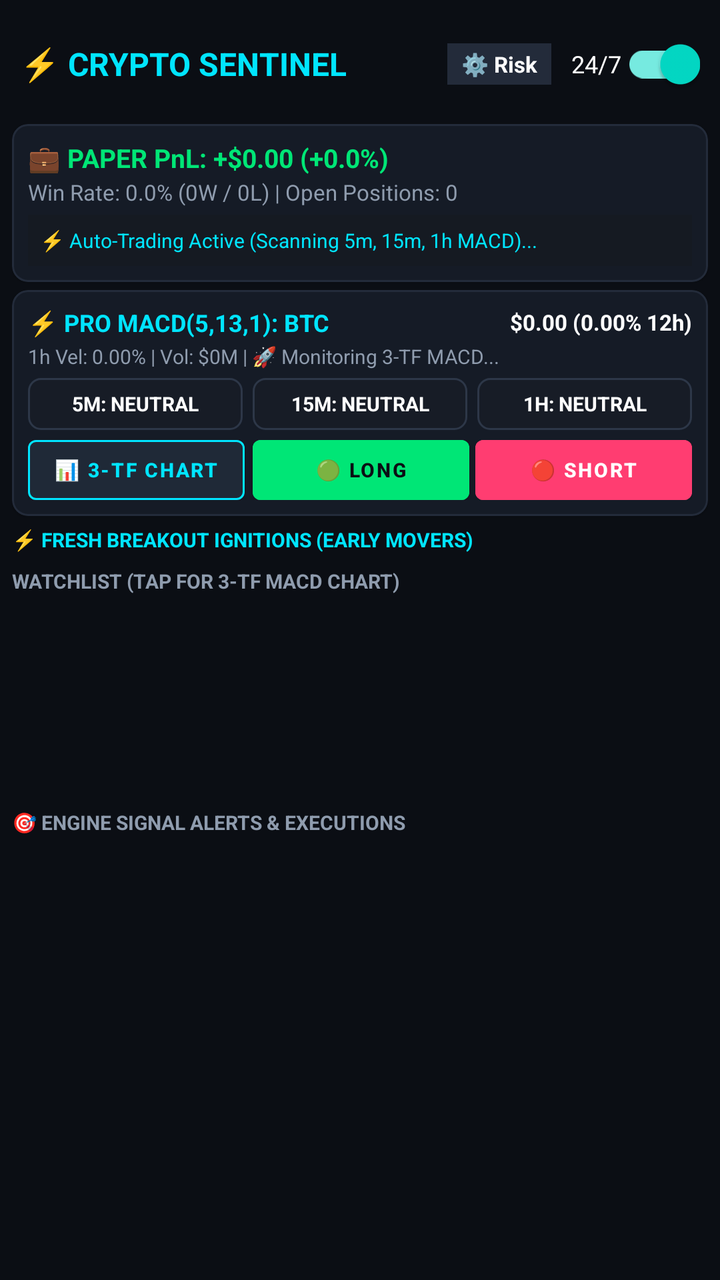
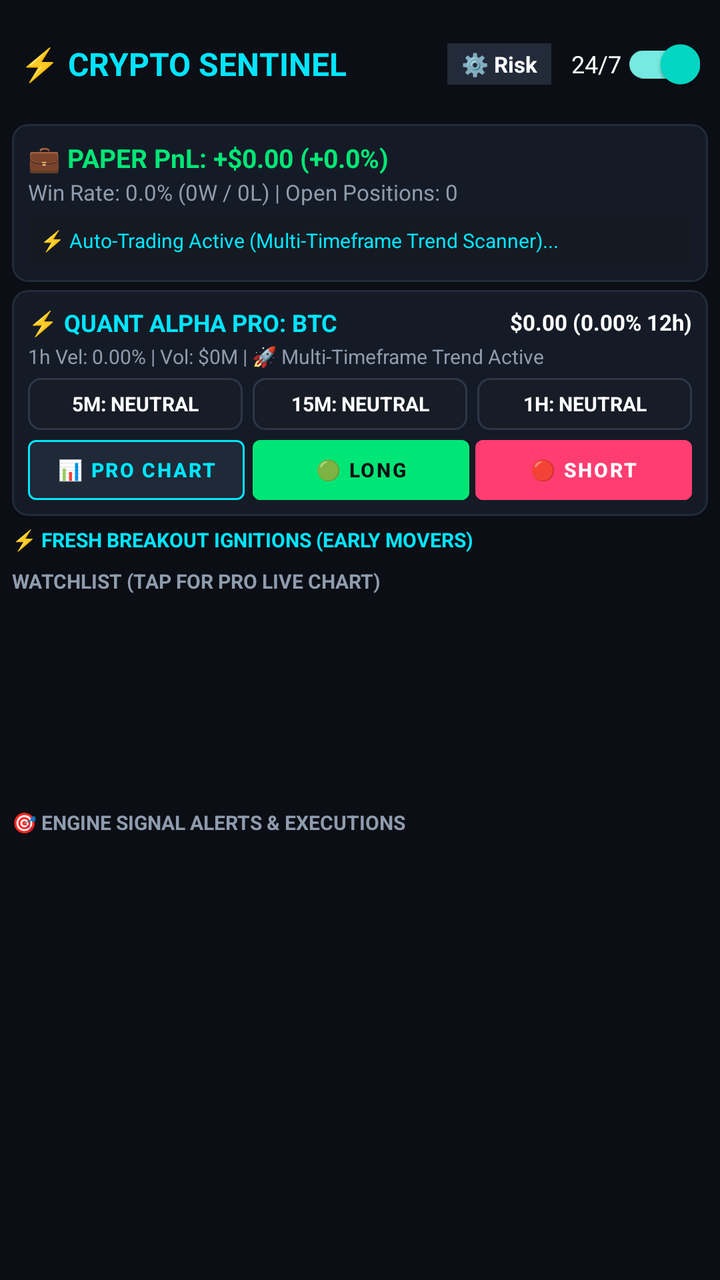

The first picture is an Android layout as it rendered before a commit; the second is the same layout after the commit. The layout source and the unified diff follow.
<!-- AndroidManifest.xml: application theme Theme.CryptoSentinel -->
<!-- res/layout/activity_main.xml -->
<?xml version="1.0" encoding="utf-8"?>
<LinearLayout xmlns:android="http://schemas.android.com/apk/res/android"
    xmlns:app="http://schemas.android.com/apk/res-auto"
    android:layout_width="match_parent"
    android:layout_height="match_parent"
    android:background="@color/bg_dark"
    android:orientation="vertical"
    android:padding="6dp">

    
    <LinearLayout
        android:layout_width="match_parent"
        android:layout_height="wrap_content"
        android:gravity="center_vertical"
        android:orientation="horizontal"
        android:paddingHorizontal="4dp"
        android:paddingVertical="2dp">

        <TextView
            android:layout_width="0dp"
            android:layout_height="wrap_content"
            android:layout_weight="1"
            android:text="⚡ CRYPTO SENTINEL"
            android:textColor="@color/primary_cyan"
            android:textSize="16sp"
            android:textStyle="bold" />

        <TextView
            android:id="@+id/btnOpenSettings"
            android:layout_width="wrap_content"
            android:layout_height="wrap_content"
            android:layout_marginEnd="10dp"
            android:background="@color/card_border"
            android:clickable="true"
            android:focusable="true"
            android:paddingHorizontal="7dp"
            android:paddingVertical="3dp"
            android:text="⚙️ Risk"
            android:textColor="@color/text_white"
            android:textSize="11sp"
            android:textStyle="bold" />

        <com.google.android.material.switchmaterial.SwitchMaterial
            android:id="@+id/switchService"
            android:layout_width="wrap_content"
            android:layout_height="wrap_content"
            android:checked="true"
            android:text="24/7"
            android:textColor="@color/text_white"
            android:textSize="12sp" />
    </LinearLayout>

    
    <androidx.core.widget.NestedScrollView
        android:layout_width="match_parent"
        android:layout_height="0dp"
        android:layout_weight="1"
        android:fillViewport="true"
        android:scrollbars="vertical">

        <LinearLayout
            android:layout_width="match_parent"
            android:layout_height="wrap_content"
            android:orientation="vertical">

            
            <com.google.android.material.card.MaterialCardView
                android:layout_width="match_parent"
                android:layout_height="wrap_content"
                android:layout_marginTop="4dp"
                app:cardBackgroundColor="@color/card_bg"
                app:cardCornerRadius="8dp"
                app:strokeColor="@color/card_border"
                app:strokeWidth="1dp">

                <LinearLayout
                    android:layout_width="match_parent"
                    android:layout_height="wrap_content"
                    android:orientation="vertical"
                    android:padding="8dp">

                    <TextView
                        android:id="@+id/tvPaperPnl"
                        android:layout_width="wrap_content"
                        android:layout_height="wrap_content"
                        android:text="💼 PAPER PnL: +$0.00 (+0.0%)"
                        android:textColor="@color/neon_green"
                        android:textSize="13sp"
                        android:textStyle="bold" />

                    <TextView
                        android:id="@+id/tvPaperWinRate"
                        android:layout_width="wrap_content"
                        android:layout_height="wrap_content"
                        android:layout_marginTop="1dp"
                        android:text="Win Rate: 0.0% (0W / 0L) | Open Positions: 0"
                        android:textColor="@color/text_dim"
                        android:textSize="11sp" />

                    
                    <TextView
                        android:id="@+id/tvPositionsEmpty"
                        android:layout_width="match_parent"
                        android:layout_height="wrap_content"
                        android:layout_marginTop="4dp"
                        android:background="#151A22"
                        android:padding="6dp"
                        android:text="⚡ Auto-Trading Active (Scanning 5m, 15m, 1h MACD)..."
                        android:textColor="@color/primary_cyan"
                        android:textSize="10sp" />

                    
                    <androidx.recyclerview.widget.RecyclerView
                        android:id="@+id/rvActivePositions"
                        android:layout_width="match_parent"
                        android:layout_height="wrap_content"
                        android:layout_marginTop="2dp"
                        android:nestedScrollingEnabled="false"
                        android:visibility="gone" />
                </LinearLayout>
            </com.google.android.material.card.MaterialCardView>

            
            <com.google.android.material.card.MaterialCardView
                android:id="@+id/cardProEngine"
                android:layout_width="match_parent"
                android:layout_height="wrap_content"
                android:layout_marginTop="4dp"
                app:cardBackgroundColor="@color/card_bg"
                app:cardCornerRadius="8dp"
                app:strokeColor="@color/card_border"
                app:strokeWidth="1dp">

                <LinearLayout
                    android:layout_width="match_parent"
                    android:layout_height="wrap_content"
                    android:orientation="vertical"
                    android:padding="8dp">

                    <LinearLayout
                        android:layout_width="match_parent"
                        android:layout_height="wrap_content"
                        android:gravity="center_vertical"
                        android:orientation="horizontal">

                        <TextView
                            android:id="@+id/tvProSymbol"
                            android:layout_width="0dp"
                            android:layout_height="wrap_content"
                            android:layout_weight="1"
                            android:text="⚡ PRO MACD(5,13,1): BTC"
                            android:textColor="@color/primary_cyan"
                            android:textSize="12sp"
                            android:textStyle="bold" />

                        <TextView
                            android:id="@+id/tvProPrice"
                            android:layout_width="wrap_content"
                            android:layout_height="wrap_content"
                            android:text="$0.00 (0.00% 12h)"
                            android:textColor="@color/text_white"
                            android:textSize="11sp"
                            android:textStyle="bold" />
                    </LinearLayout>

                    <TextView
                        android:id="@+id/tvProVelocity"
                        android:layout_width="match_parent"
                        android:layout_height="wrap_content"
                        android:layout_marginTop="2dp"
                        android:text="1h Vel: 0.00% | Vol: $0M | 🚀 Monitoring 3-TF MACD..."
                        android:textColor="@color/text_dim"
                        android:textSize="10sp" />

                    
                    <LinearLayout
                        android:layout_width="match_parent"
                        android:layout_height="wrap_content"
                        android:layout_marginTop="4dp"
                        android:orientation="horizontal">

                        <TextView
                            android:id="@+id/tvProBadge5m"
                            android:layout_width="0dp"
                            android:layout_height="26dp"
                            android:layout_marginEnd="3dp"
                            android:layout_weight="1"
                            android:background="@drawable/bg_pro_badge_neutral"
                            android:gravity="center"
                            android:text="5M: NEUTRAL"
                            android:textColor="@color/text_white"
                            android:textSize="10sp"
                            android:textStyle="bold" />

                        <TextView
                            android:id="@+id/tvProBadge15m"
                            android:layout_width="0dp"
                            android:layout_height="26dp"
                            android:layout_marginHorizontal="2dp"
                            android:layout_weight="1"
                            android:background="@drawable/bg_pro_badge_neutral"
                            android:gravity="center"
                            android:text="15M: NEUTRAL"
                            android:textColor="@color/text_white"
                            android:textSize="10sp"
                            android:textStyle="bold" />

                        <TextView
                            android:id="@+id/tvProBadge1h"
                            android:layout_width="0dp"
                            android:layout_height="26dp"
                            android:layout_marginStart="3dp"
                            android:layout_weight="1"
                            android:background="@drawable/bg_pro_badge_neutral"
                            android:gravity="center"
                            android:text="1H: NEUTRAL"
                            android:textColor="@color/text_white"
                            android:textSize="10sp"
                            android:textStyle="bold" />
                    </LinearLayout>

                    
                    <LinearLayout
                        android:layout_width="match_parent"
                        android:layout_height="wrap_content"
                        android:layout_marginTop="5dp"
                        android:orientation="horizontal">

                        <com.google.android.material.button.MaterialButton
                            android:id="@+id/btnProChart"
                            android:layout_width="0dp"
                            android:layout_height="30dp"
                            android:layout_marginEnd="4dp"
                            android:layout_weight="1"
                            android:backgroundTint="#1F2937"
                            android:insetTop="0dp"
                            android:insetBottom="0dp"
                            android:padding="0dp"
                            android:text="📊 3-TF CHART"
                            android:textColor="@color/primary_cyan"
                            android:textSize="10sp"
                            android:textStyle="bold"
                            app:strokeColor="@color/primary_cyan"
                            app:strokeWidth="1dp" />

                        <com.google.android.material.button.MaterialButton
                            android:id="@+id/btnProLong"
                            android:layout_width="0dp"
                            android:layout_height="30dp"
                            android:layout_marginEnd="3dp"
                            android:layout_weight="1"
                            android:backgroundTint="@color/neon_green"
                            android:insetTop="0dp"
                            android:insetBottom="0dp"
                            android:padding="0dp"
                            android:text="🟢 LONG"
                            android:textColor="@color/bg_dark"
                            android:textSize="10sp"
                            android:textStyle="bold" />

                        <com.google.android.material.button.MaterialButton
                            android:id="@+id/btnProShort"
                            android:layout_width="0dp"
                            android:layout_height="30dp"
                            android:layout_weight="1"
                            android:backgroundTint="@color/neon_red"
                            android:insetTop="0dp"
                            android:insetBottom="0dp"
                            android:padding="0dp"
                            android:text="🔴 SHORT"
                            android:textColor="@color/text_white"
                            android:textSize="10sp"
                            android:textStyle="bold" />
                    </LinearLayout>

                </LinearLayout>
            </com.google.android.material.card.MaterialCardView>

            
            <TextView
                android:id="@+id/tvStoriesHeader"
                android:layout_width="wrap_content"
                android:layout_height="wrap_content"
                android:layout_marginTop="5dp"
                android:layout_marginBottom="2dp"
                android:text="📖 TRADE STORY (RECENT EXITS - TAP FOR CHART)"
                android:textColor="@color/text_dim"
                android:textSize="10sp"
                android:textStyle="bold"
                android:visibility="gone" />

            
            <androidx.recyclerview.widget.RecyclerView
                android:id="@+id/rvStories"
                android:layout_width="match_parent"
                android:layout_height="wrap_content"
                android:clipToPadding="false"
                android:nestedScrollingEnabled="false"
                android:visibility="gone" />

            
            <TextView
                android:layout_width="wrap_content"
                android:layout_height="wrap_content"
                android:layout_marginTop="5dp"
                android:layout_marginBottom="2dp"
                android:text="⚡ FRESH BREAKOUT IGNITIONS (EARLY MOVERS)"
                android:textColor="@color/primary_cyan"
                android:textSize="10sp"
                android:textStyle="bold" />

            
            <androidx.recyclerview.widget.RecyclerView
                android:id="@+id/rvGainers"
                android:layout_width="match_parent"
                android:layout_height="wrap_content"
                android:clipToPadding="false"
                android:orientation="horizontal" />

            
            <TextView
                android:layout_width="wrap_content"
                android:layout_height="wrap_content"
                android:layout_marginTop="5dp"
                android:layout_marginBottom="2dp"
                android:text="WATCHLIST (TAP FOR 3-TF MACD CHART)"
                android:textColor="@color/text_dim"
                android:textSize="10sp"
                android:textStyle="bold" />

            
            <androidx.recyclerview.widget.RecyclerView
                android:id="@+id/rvCoins"
                android:layout_width="match_parent"
                android:layout_height="100dp"
                android:clipToPadding="false"
                android:scrollbars="vertical" />

            
            <TextView
                android:layout_width="wrap_content"
                android:layout_height="wrap_content"
                android:layout_marginTop="5dp"
                android:layout_marginBottom="2dp"
                android:text="🎯 ENGINE SIGNAL ALERTS &amp; EXECUTIONS"
                android:textColor="@color/text_dim"
                android:textSize="10sp"
                android:textStyle="bold" />

            
            <androidx.recyclerview.widget.RecyclerView
                android:id="@+id/rvAlerts"
                android:layout_width="match_parent"
                android:layout_height="140dp"
                android:clipToPadding="false"
                android:scrollbars="vertical" />

        </LinearLayout>
    </androidx.core.widget.NestedScrollView>

</LinearLayout>
<!-- resources referenced by this layout -->
<resources>
  <color name="bg_dark">#0B0E14</color>
  <color name="card_bg">#151B26</color>
  <color name="card_border">#232B3A</color>
  <color name="neon_green">#00E676</color>
  <color name="neon_red">#FF3D71</color>
  <color name="primary_cyan">#00E5FF</color>
  <color name="text_dim">#8F9CAE</color>
  <color name="text_white">#FFFFFF</color>
  <!-- drawable bg_pro_badge_neutral (drawable) -->
  <?xml version="1.0" encoding="utf-8"?>
  <shape xmlns:android="http://schemas.android.com/apk/res/android"
      android:shape="rectangle">
      <solid android:color="#171C26" />
      <stroke
          android:width="1dp"
          android:color="#2D3748" />
      <corners android:radius="6dp" />
  </shape>
  <style name="Theme.CryptoSentinel" parent="Theme.MaterialComponents.DayNight.NoActionBar">
          <item name="colorPrimary">@color/primary_cyan</item>
          <item name="colorPrimaryVariant">@color/primary_cyan</item>
          <item name="colorOnPrimary">@color/bg_dark</item>
          <item name="android:windowBackground">@color/bg_dark</item>
          <item name="android:statusBarColor">@color/bg_dark</item>
          <item name="android:navigationBarColor">@color/bg_dark</item>
      </style>
</resources>

<!-- the commit's change to res/layout/activity_main.xml (unified diff, before → after) -->
@@ -105,7 +105,7 @@
                         android:layout_marginTop="4dp"
                         android:background="#151A22"
                         android:padding="6dp"
-                        android:text="⚡ Auto-Trading Active (Scanning 5m, 15m, 1h MACD)..."
+                        android:text="⚡ Auto-Trading Active (Multi-Timeframe Trend Scanner)..."
                         android:textColor="@color/primary_cyan"
                         android:textSize="10sp" />
 
@@ -148,7 +148,7 @@
                             android:layout_width="0dp"
                             android:layout_height="wrap_content"
                             android:layout_weight="1"
-                            android:text="⚡ PRO MACD(5,13,1): BTC"
+                            android:text="⚡ QUANT ALPHA PRO: BTC"
                             android:textColor="@color/primary_cyan"
                             android:textSize="12sp"
                             android:textStyle="bold" />
@@ -168,7 +168,7 @@
                         android:layout_width="match_parent"
                         android:layout_height="wrap_content"
                         android:layout_marginTop="2dp"
-                        android:text="1h Vel: 0.00% | Vol: $0M | 🚀 Monitoring 3-TF MACD..."
+                        android:text="1h Vel: 0.00% | Vol: $0M | 🚀 Multi-Timeframe Trend Active"
                         android:textColor="@color/text_dim"
                         android:textSize="10sp" />
 
@@ -236,7 +236,7 @@
                             android:insetTop="0dp"
                             android:insetBottom="0dp"
                             android:padding="0dp"
-                            android:text="📊 3-TF CHART"
+                            android:text="📊 PRO CHART"
                             android:textColor="@color/primary_cyan"
                             android:textSize="10sp"
                             android:textStyle="bold"
@@ -323,7 +323,7 @@
                 android:layout_height="wrap_content"
                 android:layout_marginTop="5dp"
                 android:layout_marginBottom="2dp"
-                android:text="WATCHLIST (TAP FOR 3-TF MACD CHART)"
+                android:text="WATCHLIST (TAP FOR PRO LIVE CHART)"
                 android:textColor="@color/text_dim"
                 android:textSize="10sp"
                 android:textStyle="bold" />
